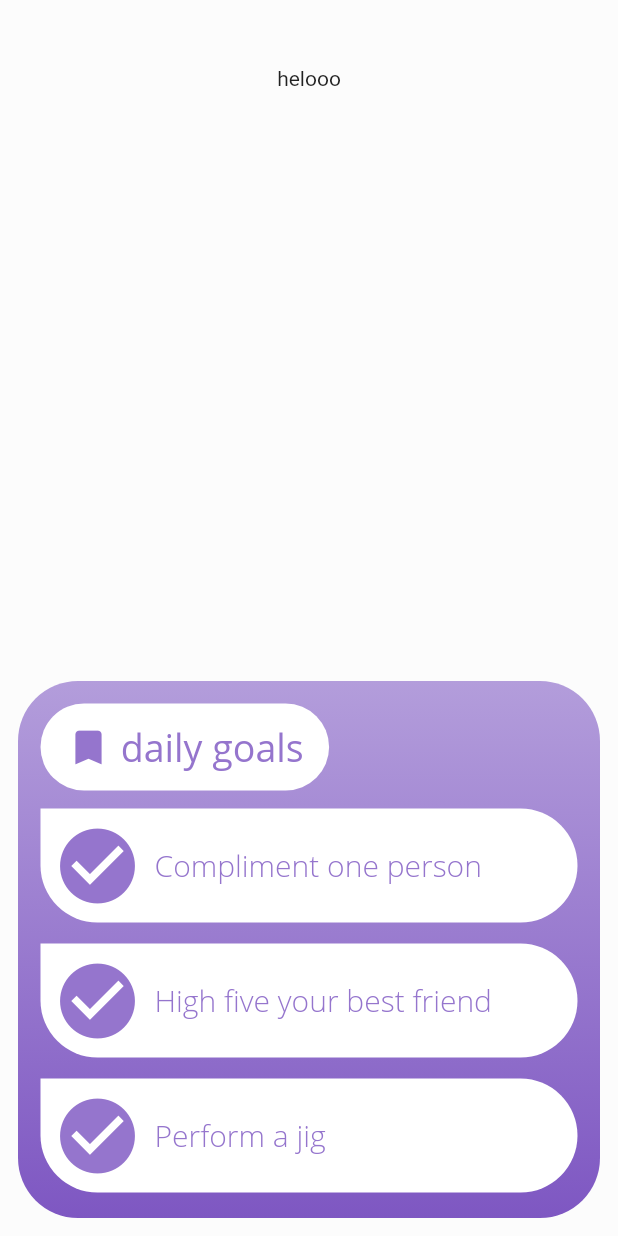
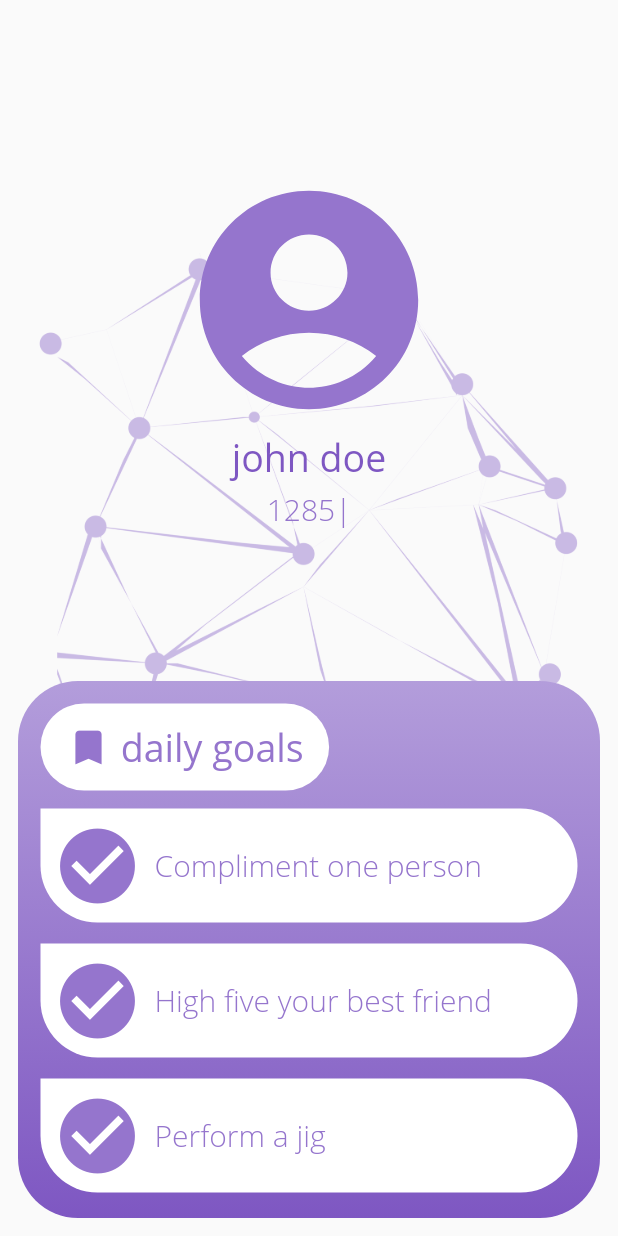
Before and after one commit to quid256/Quokka, a Flutter app: the screen it shows after launch, on a phone screen of 412 x 824 dp. Run offline on Flutter 3.47's test engine with Material 2 defaults, Android fonts, the phone set to English and light mode, and no system bars; Roboto replaces fonts that are missing (Open Sans).

Commit message:
Finished main screen mockup

```diff
--- a/benice/lib/mainscreen.dart
+++ b/benice/lib/mainscreen.dart
@@ -6,7 +6,8 @@ Color _darkPurple  = Colors.deepPurple[400];
 
 class Goal extends StatefulWidget {
   final String message;
-  Goal({Key key, this.message}) : super(key: key);
+  final Function onPressed;
+  Goal({Key key, this.message, this.onPressed }) : super(key: key);
 
   @override
   _Goal createState() => new _Goal();
@@ -15,7 +16,9 @@ class Goal extends StatefulWidget {
 class _Goal extends State<Goal> {
   @override
   Widget build(BuildContext context) {
-    return new Container(
+    return new GestureDetector(
+      onTap: widget.onPressed,
+      child: new Container(
         decoration: new BoxDecoration(
           borderRadius: new BorderRadius.only(
             topRight: new Radius.circular(50.0),
@@ -46,6 +49,7 @@ class _Goal extends State<Goal> {
             )
           ],
         )
+      )
     );
   }
 }
@@ -67,10 +71,49 @@ class _MainPage extends State<MainPage> {
 
     Widget buildProfile() {
       return new Expanded(
+        child: new Center(
           child: new Container(
-          padding: const EdgeInsets.all(32.0),
-          child: new Text("helooo")
+            child: new Column(
+              mainAxisSize: MainAxisSize.min,
+              children: <Widget>[
+                new Icon(
+                  Icons.account_circle,
+                  size: 175.0,
+                  color: _midPurple
                 ),
+                new Padding(
+                  padding: new EdgeInsets.only(bottom: 5.0),
+                  child: new Text(
+                    "john doe",
+                    style: new TextStyle(
+                      color: _darkPurple,
+                      fontSize: 25.0,
+                      fontWeight: FontWeight.w400,
+                      fontFamily: "Open Sans"
+                    )
+                  ),
+                ),
+                new Row(
+                  mainAxisSize: MainAxisSize.min,
+                  children: <Widget>[
+                    new Text(
+                      "1285|",
+                      style: new TextStyle(
+                        color: _midPurple,
+                        fontSize: 20.0,
+                        fontWeight: FontWeight.w300,
+                        fontFamily: "Open Sans"
+                      )
+                    )
+                  ],
+                )
+              ],
+            )
+          )
+
+
+        )
+
       );
     }
 
@@ -124,7 +167,12 @@ class _MainPage extends State<MainPage> {
     }
     return new Scaffold(
       body: new Container(
-        color: new Color(0xFFFCFCFC),
+        decoration: new BoxDecoration(
+          image: new DecorationImage(
+            image: new AssetImage("images/Net3-01.png"),
+            // colorFilter: new ColorFilter.mode(new Color(0xBBFFFFFF), BlendMode.srcOver)
+          )
+        ),
         padding: const EdgeInsets.all(12.0),
         child: new Column(
           children: <Widget>[
```
Also changed, not shown: benice/pubspec.yaml (+3 -7 lines), 1 other file. Lines whose indentation alone changed are shown as unchanged.
